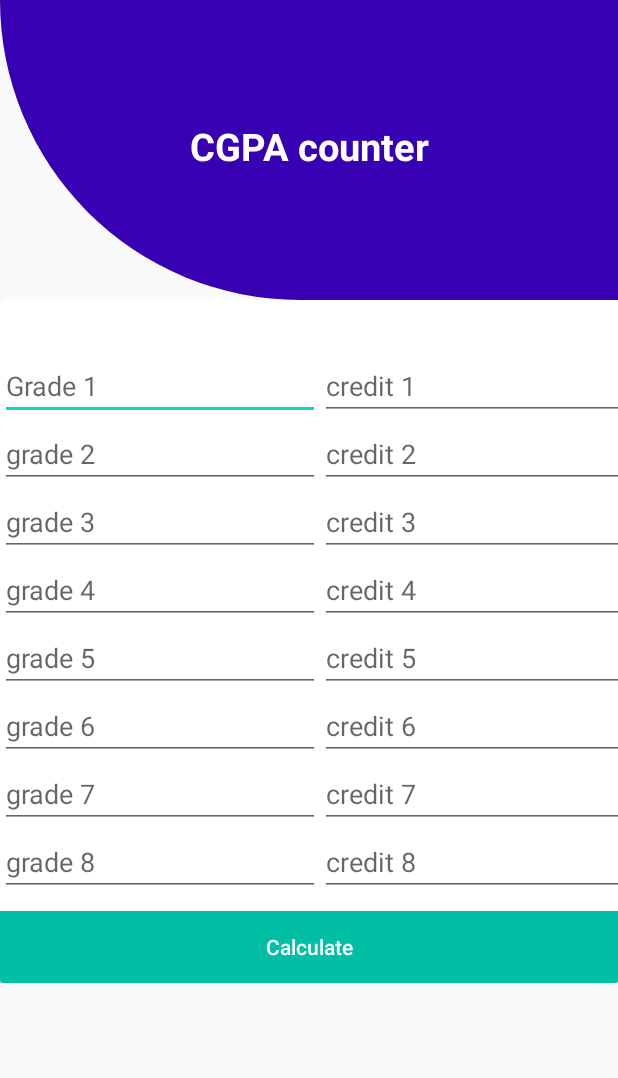
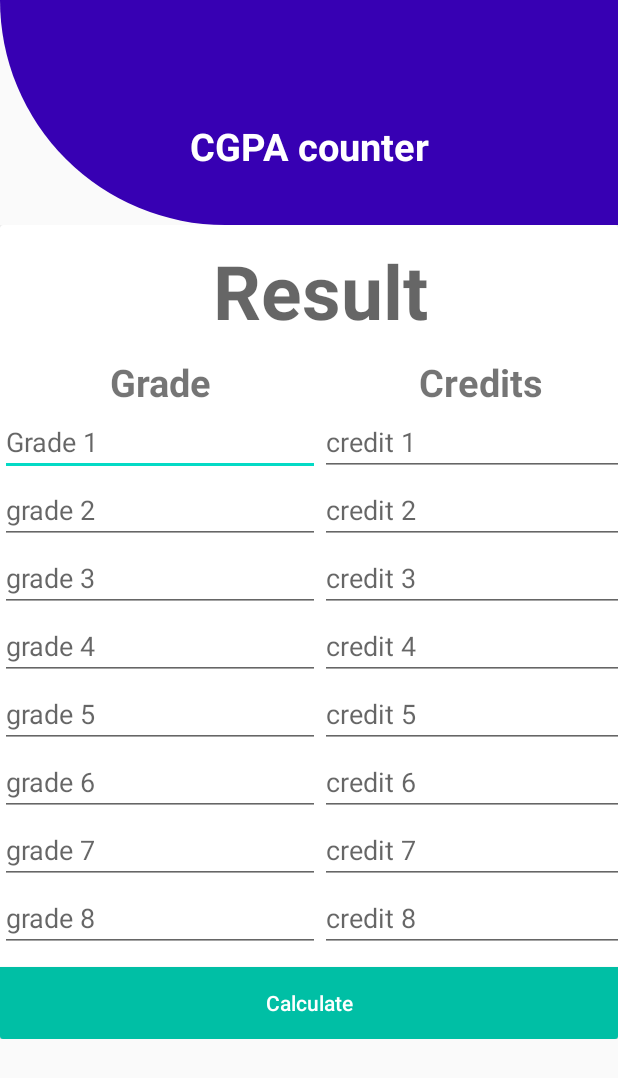
Before and after one commit to Mahadi-Ahammed/Student_utility_Android, an Android app: the cgpaCounter screen opened directly, with no data from a screen before it, on a phone screen of 412 x 824 dp. Shown: the top 1078 px of the screen. Run offline under Robolectric (Android 15) with nearby library versions, the phone set to English and light mode, and no system bars.

Commit message:
Build the CGPA calculator

```diff
--- a/labProject/app/src/main/java/com/example/mainscreen/cgpaCounter.java
+++ b/labProject/app/src/main/java/com/example/mainscreen/cgpaCounter.java
@@ -3,12 +3,93 @@ package com.example.mainscreen;
 import androidx.appcompat.app.AppCompatActivity;
 
 import android.os.Bundle;
+import android.view.View;
+import android.widget.Button;
+import android.widget.EditText;
+import android.widget.TextView;
+
+import java.math.RoundingMode;
 
 public class cgpaCounter extends AppCompatActivity {
+
+    Button btncount;
+    TextView fres;
+    EditText gpa1;
+    EditText gpa2;
+    EditText gpa3;
+    EditText gpa4;
+    EditText gpa5;
+    EditText gpa6;
+    EditText gpa7;
+    EditText gpa8;
+    EditText cre1;
+    EditText cre2;
+    EditText cre3;
+    EditText cre4;
+    EditText cre5;
+    EditText cre6;
+    EditText cre7;
+    EditText cre8;
+
 
     @Override
     protected void onCreate(Bundle savedInstanceState) {
         super.onCreate(savedInstanceState);
         setContentView(R.layout.activity_cgpa_counter);
+        btncount = (Button) findViewById(R.id.btnCount);
+        fres = (TextView) findViewById(R.id.Res);
+        gpa1 = (EditText) findViewById(R.id.gpa1);
+        gpa2 = (EditText) findViewById(R.id.gpa2);
+        gpa3 = (EditText) findViewById(R.id.gpa3);
+        gpa4 = (EditText) findViewById(R.id.gpa4);
+        gpa5 = (EditText) findViewById(R.id.gpa5);
+        gpa6 = (EditText) findViewById(R.id.gpa6);
+        gpa7 = (EditText) findViewById(R.id.gpa7);
+        gpa8 = (EditText) findViewById(R.id.gpa8);
+        cre1 = (EditText) findViewById(R.id.credit1);
+        cre2 = (EditText) findViewById(R.id.credit2);
+        cre3 = (EditText) findViewById(R.id.credit3);
+        cre4 = (EditText) findViewById(R.id.credit4);
+        cre5 = (EditText) findViewById(R.id.credit5);
+        cre6 = (EditText) findViewById(R.id.credit6);
+        cre7 = (EditText) findViewById(R.id.credit7);
+        cre8 = (EditText) findViewById(R.id.credit8);
+        // end of allocation
+        btncount.setOnClickListener(new View.OnClickListener() {
+            @Override
+            public void onClick(View view) {
+                String gpalst[]= {"A+","A","A-","B+","B","B-","C+","C","D","F"};
+                double gpanum[]= {4.0,3.75,3.50,3.25,3.0,2.75,2.50,2.25,2.0,0.0};
+
+                String ingpa[]= {gpa1.getText().toString(),gpa2.getText().toString(),gpa3.getText().toString(),gpa4.getText().toString(),gpa5.getText().toString(),gpa6.getText().toString(),gpa7.getText().toString(),gpa8.getText().toString()};
+                String incre[] = {cre1.getText().toString(),cre2.getText().toString(),cre3.getText().toString(),cre4.getText().toString(),cre5.getText().toString(),cre6.getText().toString(),cre7.getText().toString(),cre8.getText().toString()};
+                //calculation
+                double allgpa=0.0, allcr=0.0,gpa=0;
+                for (int x=0;x<=8;x++){
+                    if (ingpa[x].isEmpty())
+                    {
+                        break;
+                    }
+                    for (int xx=0;xx<10;xx++)
+                    {
+                        if (ingpa[x].equalsIgnoreCase(gpalst[xx]))
+                        {
+                            allgpa = allgpa+ (Double.parseDouble(incre[x]) * gpanum[xx]);
+                            allcr= allcr + Double.parseDouble(incre[x]);
+                        }
+                    }
+                }
+                if (allgpa==0){
+                    fres.setText("gpa value is 0");
+                    return;
+                }
+                gpa = allgpa / allcr;
+                String viewDis = Double.toString(gpa);
+                fres.setText(viewDis);
+            }
+        });
+
+
+
     }
 }
--- a/labProject/app/src/main/res/layout/activity_cgpa_counter.xml
+++ b/labProject/app/src/main/res/layout/activity_cgpa_counter.xml
@@ -8,7 +8,7 @@
     <View
         android:id="@+id/header_view"
         android:layout_width="match_parent"
-        android:layout_height="200dp"
+        android:layout_height="150dp"
         android:background="@drawable/header_bg">
 
     </View>
--- a/labProject/app/src/main/res/layout/form.xml
+++ b/labProject/app/src/main/res/layout/form.xml
@@ -14,6 +14,21 @@
         <TableLayout
             android:layout_width="match_parent"
             android:layout_height="wrap_content">
+            <TableRow
+                android:layout_width="match_parent"
+                android:layout_height="wrap_content">
+
+            <TextView
+                android:id="@+id/Res"
+                android:layout_width="match_parent"
+                android:layout_height="wrap_content"
+                android:textSize="50sp"
+                android:textAlignment="center"
+                android:hint="Result"
+                android:layout_span="2"
+                android:textStyle="bold"
+                android:padding="10dp"
+                android:gravity="center_horizontal" /></TableRow>
 
             <TableRow
                 android:layout_width="match_parent"
@@ -24,7 +39,6 @@
 
                     android:layout_width="match_parent"
                     android:layout_height="wrap_content"
-                    android:textColor="@color/colorWhite"
                     android:textSize="25sp"
                     android:textAlignment="center"
                     android:text="Grade"
@@ -36,7 +50,6 @@
 
                     android:layout_width="match_parent"
                     android:layout_height="wrap_content"
-                    android:textColor="@color/colorWhite"
                     android:textSize="25sp"
                     android:textAlignment="center"
                     android:text="Credits"
@@ -61,7 +74,6 @@
                     android:ems="10"
                     android:hint="Grade 1"
 
-                    android:inputType="number"
                     ></EditText>
 
                 <EditText
@@ -71,7 +83,6 @@
                     android:ems="10"
                     android:hint="credit 1"
 
-                    android:inputType="number"
                     ></EditText>
 
 
@@ -88,7 +99,7 @@
                     android:ems="10"
                     android:hint="grade 2"
 
-                    android:inputType="number"
+
                     ></EditText>
 
                 <EditText
@@ -98,7 +109,6 @@
                     android:ems="10"
                     android:hint="credit 2"
 
-                    android:inputType="number"
                     ></EditText>
 
 
@@ -115,7 +125,7 @@
                     android:ems="10"
                     android:hint="grade 3"
 
-                    android:inputType="number"
+
                     ></EditText>
 
                 <EditText
@@ -125,7 +135,6 @@
                     android:ems="10"
                     android:hint="credit 3"
 
-                    android:inputType="number"
                     ></EditText>
 
 
@@ -142,7 +151,7 @@
                     android:ems="10"
                     android:hint="grade 4"
 
-                    android:inputType="number"
+
                     ></EditText>
 
                 <EditText
@@ -152,7 +161,6 @@
                     android:ems="10"
                     android:hint="credit 4"
 
-                    android:inputType="number"
                     ></EditText>
 
 
@@ -169,7 +177,7 @@
                     android:ems="10"
                     android:hint="grade 5"
 
-                    android:inputType="number"
+
                     ></EditText>
 
                 <EditText
@@ -179,7 +187,6 @@
                     android:ems="10"
                     android:hint="credit 5"
 
-                    android:inputType="number"
                     ></EditText>
 
 
@@ -196,7 +203,7 @@
                     android:ems="10"
                     android:hint="grade 6"
 
-                    android:inputType="number"
+
                     ></EditText>
 
                 <EditText
@@ -205,8 +212,6 @@
                     android:layout_height="wrap_content"
                     android:ems="10"
                     android:hint="credit 6"
-
-                    android:inputType="number"
                     ></EditText>
 
 
@@ -223,7 +228,7 @@
                     android:ems="10"
                     android:hint="grade 7"
 
-                    android:inputType="number"
+
                     ></EditText>
 
                 <EditText
@@ -232,8 +237,6 @@
                     android:layout_height="wrap_content"
                     android:ems="10"
                     android:hint="credit 7"
-
-                    android:inputType="number"
                     ></EditText>
 
 
@@ -249,8 +252,6 @@
                     android:layout_height="wrap_content"
                     android:ems="10"
                     android:hint="grade 8"
-
-                    android:inputType="number"
                     ></EditText>
 
                 <EditText
@@ -260,7 +261,6 @@
                     android:ems="10"
                     android:hint="credit 8"
 
-                    android:inputType="number"
                     ></EditText>
 
 
```
Also changed, not shown: 2 other files.
